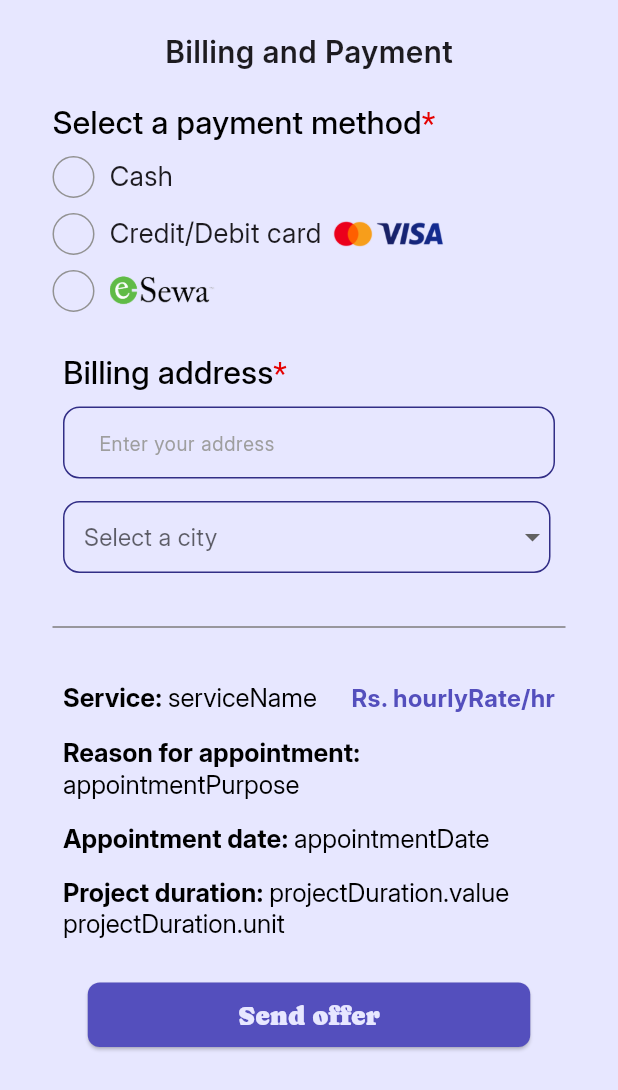
After one commit to Dia505/SkillGrid, a Flutter app: the BillingAndPaymentView screen opened directly, on a phone screen of 412 x 824 dp. The commit adds this screen. Shown: the top 1090 px of the screen. Run offline on Flutter 3.47's test engine with Material 3 defaults, Android fonts, the phone set to English and light mode, and no system bars; our stand-ins replace carousel_slider, dartz, dio, equatable, flutter_bloc, get_it and 8 more; accounts and stored records are empty.

Commit message:
billing and payment ui

```diff
--- /dev/null
+++ b/skill_grid/lib/features/appointment/presentation/view/billing_and_payment_view.dart
@@ -0,0 +1,310 @@
+import 'package:flutter/material.dart';
+import 'package:skill_grid/core/common/common_button.dart';
+import 'package:skill_grid/core/common/common_dropdown.dart';
+
+class BillingAndPaymentView extends StatefulWidget {
+  const BillingAndPaymentView({super.key});
+
+  @override
+  State<BillingAndPaymentView> createState() => _BillingAndPaymentViewState();
+}
+
+class _BillingAndPaymentViewState extends State<BillingAndPaymentView> {
+  final cityList = [
+    const DropdownMenuItem(value: "Kathmandu", child: Text("Kathmandu")),
+    const DropdownMenuItem(value: "Lalitpur", child: Text("Lalitpur")),
+    const DropdownMenuItem(value: "Bhaktapur", child: Text("Bhaktapur")),
+    const DropdownMenuItem(value: "Pokhara", child: Text("Pokhara")),
+    const DropdownMenuItem(value: "Chitwan", child: Text("Chitwan")),
+    const DropdownMenuItem(value: "Lumbini", child: Text("Lumbini")),
+    const DropdownMenuItem(value: "Janakpur", child: Text("Janakpur")),
+    const DropdownMenuItem(value: "Biratnagar", child: Text("Biratnagar")),
+    const DropdownMenuItem(value: "Dharan", child: Text("Dharan")),
+    const DropdownMenuItem(value: "Butwal", child: Text("Butwal")),
+  ];
+
+  String? selectedCity;
+
+  final GlobalKey<FormState> _formKey = GlobalKey<FormState>();
+  final TextEditingController _billingAddressController =
+      TextEditingController();
+
+  @override
+  Widget build(BuildContext context) {
+    return Scaffold(
+      body: SingleChildScrollView(
+        child: SafeArea(
+            child: Form(
+              key: _formKey,
+              child: Padding(
+                        padding:
+                const EdgeInsets.only(top: 20, left: 15, right: 15, bottom: 40),
+                        child: Column(
+              children: [
+                const Text(
+                  "Billing and Payment",
+                  style: TextStyle(fontSize: 20, fontFamily: "Inter SemiBold"),
+                ),
+                const SizedBox(
+                  height: 20,
+                ),
+                Padding(
+                  padding: const EdgeInsets.only(left: 20),
+                  child: Column(
+                    crossAxisAlignment: CrossAxisAlignment.start,
+                    children: [
+                      RichText(
+                        text: const TextSpan(
+                            style: TextStyle(
+                                fontSize: 21,
+                                color: Colors.black,
+                                fontFamily: "Inter Medium"),
+                            children: [
+                              TextSpan(text: "Select a payment method"),
+                              TextSpan(
+                                  text: "*",
+                                  style: TextStyle(color: Color(0XFFE50000)))
+                            ]),
+                      ),
+                      const SizedBox(
+                        height: 10,
+                      ),
+                      Row(
+                        children: [
+                          Container(
+                              width: 28,
+                              height: 28,
+                              decoration: BoxDecoration(
+                                  shape: BoxShape.circle,
+                                  border: Border.all(
+                                    color: const Color(0xFF929292),
+                                  ),
+                                  color: const Color(0xFFE7E7FF))),
+                          const SizedBox(
+                            width: 10,
+                          ),
+                          const Text(
+                            "Cash",
+                            style: TextStyle(fontSize: 18),
+                          )
+                        ],
+                      ),
+                      const SizedBox(
+                        height: 10,
+                      ),
+                      Row(
+                        children: [
+                          Container(
+                              width: 28,
+                              height: 28,
+                              decoration: BoxDecoration(
+                                  shape: BoxShape.circle,
+                                  border: Border.all(
+                                    color: const Color(0xFF929292),
+                                  ),
+                                  color: const Color(0xFFE7E7FF))),
+                          const SizedBox(
+                            width: 10,
+                          ),
+                          const Text(
+                            "Credit/Debit card",
+                            style: TextStyle(fontSize: 18),
+                          ),
+                          const SizedBox(
+                            width: 7,
+                          ),
+                          Image.asset(
+                            "assets/images/mastercard_logo.png",
+                            height: 28,
+                          ),
+                          Image.asset(
+                            "assets/images/visa_logo.png",
+                            height: 18,
+                          )
+                        ],
+                      ),
+                      const SizedBox(
+                        height: 10,
+                      ),
+                      Row(
+                        children: [
+                          Container(
+                              width: 28,
+                              height: 28,
+                              decoration: BoxDecoration(
+                                  shape: BoxShape.circle,
+                                  border: Border.all(
+                                    color: const Color(0xFF929292),
+                                  ),
+                                  color: const Color(0xFFE7E7FF))),
+                          const SizedBox(
+                            width: 10,
+                          ),
+                          Image.asset(
+                            "assets/images/esewa_logo.png",
+                            height: 20,
+                          )
+                        ],
+                      )
+                    ],
+                  ),
+                ),
+                Padding(
+                  padding:
+                      const EdgeInsets.symmetric(horizontal: 27, vertical: 28),
+                  child: Column(
+                    crossAxisAlignment: CrossAxisAlignment.start,
+                    children: [
+                      RichText(
+                        text: const TextSpan(
+                            style: TextStyle(
+                                fontSize: 21,
+                                color: Colors.black,
+                                fontFamily: "Inter Medium"),
+                            children: [
+                              TextSpan(text: "Billing address"),
+                              TextSpan(
+                                  text: "*",
+                                  style: TextStyle(color: Color(0XFFE50000)))
+                            ]),
+                      ),
+                      const SizedBox(
+                        height: 10,
+                      ),
+                      TextFormField(
+                        controller: _billingAddressController,
+                        validator: (value) {
+                          if (value == null || value.isEmpty) {
+                            return '*required';
+                          }
+
+                          return null;
+                        },
+                        decoration:
+                            const InputDecoration(hintText: "Enter your address"),
+                      ),
+                      const SizedBox(
+                        height: 15,
+                      ),
+                      CommonDropdown(
+                        width: 325,
+                        hintText: "Select a city",
+                        items: cityList,
+                        onChanged: (value) {
+                          if (value != null) {
+                            selectedCity = value;
+                          }
+                        },
+                      ),
+                    ],
+                  ),
+                ),
+                const Divider(
+                  color: Color.fromARGB(255, 126, 125, 125),
+                  thickness: 1,
+                  indent: 20,
+                  endIndent: 20,
+                ),
+                // AppointmentFreelancerCard(
+                //   freelancerProfileImgPath: freelancer.profilePicture!,
+                //   freelancerName:
+                //       "${freelancer.firstName} ${freelancer.lastName}",
+                //   profession: freelancer.profession!,
+                //   address: freelancer.address,
+                //   city: freelancer.city,
+                //   mobileNo: freelancer.mobileNo,
+                // ),
+                Padding(
+                  padding:
+                      const EdgeInsets.symmetric(horizontal: 27, vertical: 28),
+                  child: Column(
+                    crossAxisAlignment: CrossAxisAlignment.start,
+                    children: [
+                      Row(
+                        mainAxisAlignment: MainAxisAlignment.spaceBetween,
+                        children: [
+                          RichText(
+                            text: const TextSpan(
+                                style: TextStyle(
+                                    fontSize: 17,
+                                    color: Colors.black,
+                                    fontFamily: "Inter Bold"),
+                                children: [
+                                  TextSpan(text: "Service: "),
+                                  TextSpan(
+                                      text: "serviceName",
+                                      style:
+                                          TextStyle(fontFamily: "Inter Regular"))
+                                ]),
+                          ),
+                          const Text("Rs. hourlyRate/hr",
+                              style: TextStyle(
+                                  fontSize: 16,
+                                  color: Color(0xFF544FBD),
+                                  fontFamily: "Inter Bold"))
+                        ],
+                      ),
+                      const SizedBox(
+                        height: 15,
+                      ),
+                      RichText(
+                        text: const TextSpan(
+                            style: TextStyle(
+                                fontSize: 17,
+                                color: Colors.black,
+                                fontFamily: "Inter Bold"),
+                            children: [
+                              TextSpan(text: "Reason for appointment: "),
+                              TextSpan(
+                                  text: "appointmentPurpose",
+                                  style: TextStyle(fontFamily: "Inter Regular"))
+                            ]),
+                      ),
+                      const SizedBox(
+                        height: 15,
+                      ),
+                      RichText(
+                        text: const TextSpan(
+                            style: TextStyle(
+                                fontSize: 17,
+                                color: Colors.black,
+                                fontFamily: "Inter Bold"),
+                            children: [
+                              TextSpan(text: "Appointment date: "),
+                              TextSpan(
+                                  text: "appointmentDate",
+                                  style: TextStyle(fontFamily: "Inter Regular"))
+                            ]),
+                      ),
+                      const SizedBox(
+                        height: 15,
+                      ),
+                      RichText(
+                        text: const TextSpan(
+                            style: TextStyle(
+                                fontSize: 17,
+                                color: Colors.black,
+                                fontFamily: "Inter Bold"),
+                            children: [
+                              TextSpan(text: "Project duration: "),
+                              TextSpan(
+                                  text:
+                                      "projectDuration.value projectDuration.unit",
+                                  style: TextStyle(fontFamily: "Inter Regular"))
+                            ]),
+                      ),
+                    ],
+                  ),
+                ),
+                CommonButton(
+                    buttonText: "Send offer",
+                    onPressed: () {},
+                    buttonColor: const Color(0xFF544FBD))
+              ],
+                        ),
+                      ),
+            )),
+      ),
+    );
+  }
+}
--- a/skill_grid/lib/features/appointment/presentation/view/send_offer_view.dart
+++ b/skill_grid/lib/features/appointment/presentation/view/send_offer_view.dart
@@ -3,6 +3,7 @@ import 'package:flutter_bloc/flutter_bloc.dart';
 import 'package:intl/intl.dart';
 import 'package:skill_grid/core/common/appointment_freelancer_card.dart';
 import 'package:skill_grid/core/common/common_dropdown.dart';
+import 'package:skill_grid/features/appointment/presentation/view/billing_and_payment_view.dart';
 import 'package:skill_grid/features/appointment/presentation/view_model/send_an_offer/send_an_offer_bloc.dart';
 import 'package:skill_grid/features/profile/presentation/view/freelancer_profile_view.dart';
 
@@ -142,6 +143,14 @@ class _SendOfferViewState extends State<SendOfferView> {
                             onChanged: (value) {
                               if (value != null) {
                                 selectedService = value;
+                                final selectedServiceEntity =
+                                    services.firstWhere(
+                                  (service) =>
+                                      service.service.serviceName ==
+                                      selectedService,
+                                );
+
+                                hourlyRate = selectedServiceEntity.hourlyRate;
                               }
                             },
                           ),
@@ -462,7 +471,14 @@ class _SendOfferViewState extends State<SendOfferView> {
                               style: ElevatedButton.styleFrom(
                                 backgroundColor: const Color(0XFF544FBD),
                               ),
-                              onPressed: () {},
+                              onPressed: () {
+                                Navigator.pushReplacement(
+                                  context,
+                                  MaterialPageRoute(
+                                      builder: (context) =>
+                                          const BillingAndPaymentView()),
+                                );
+                              },
                               child: const Text(
                                 "Continue",
                               ),
```
Also changed, not shown: skill_grid/assets/images/esewa_logo.png (added), skill_grid/assets/images/mastercard_logo.png (added), skill_grid/assets/images/visa_logo.png (added).
